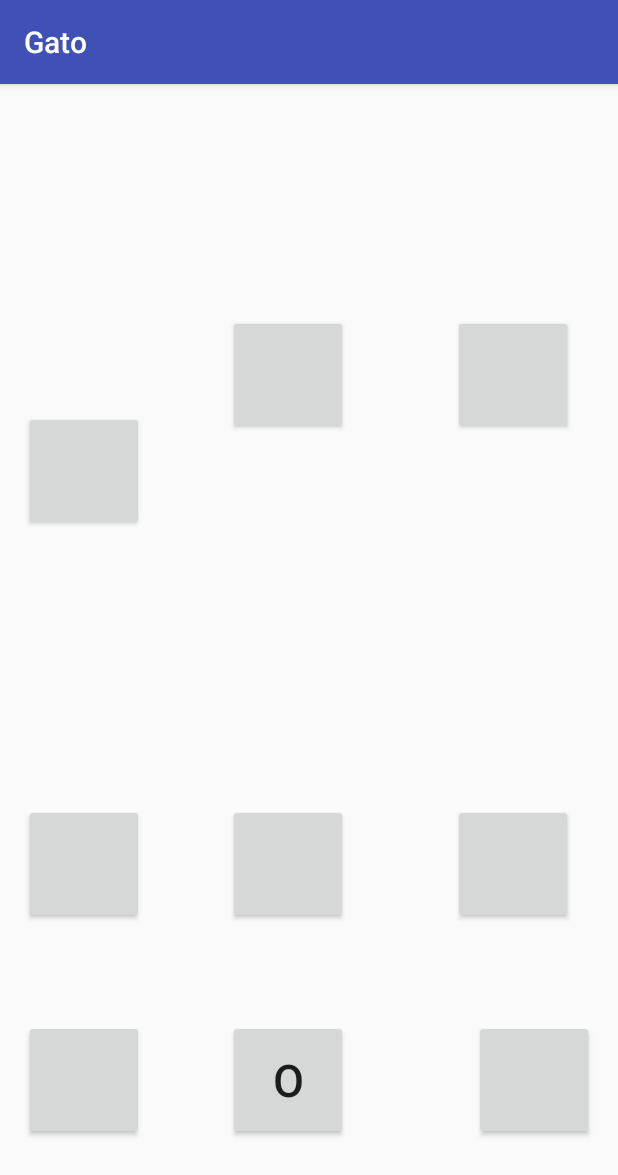
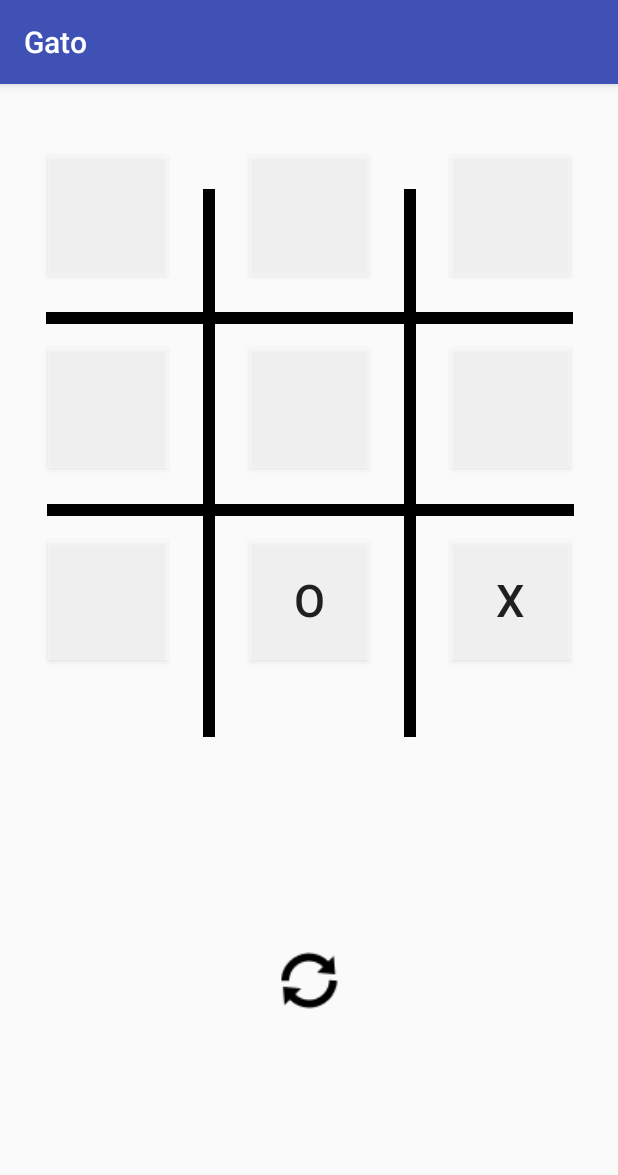
Before and after one commit to Oscar101019/Laboratorio-0, an Android app: the screen it shows after launch (MainActivity), after a tap on an icon or button, on a phone screen of 412 x 824 dp. Shown: the top 1175 px of the screen. Run offline under Robolectric (Android 15) with nearby library versions, the phone set to English and light mode, and no system bars; 2 other taps on this screen came first.

Commit message:
Gato version 2.0

```diff
--- a/app/src/main/java/com/example/oscar/gato/MainActivity.java
+++ b/app/src/main/java/com/example/oscar/gato/MainActivity.java
@@ -4,13 +4,13 @@ import android.support.v7.app.AppCompatActivity;
 import android.os.Bundle;
 import android.view.View;
 import android.widget.Button;
-import android.widget.EditText;
+import android.widget.TextView;
 
 public class MainActivity extends AppCompatActivity {
 
-    Button button,button2,button3,button4,button5,button6,button7,button8;
-
-    int contador=1;
+    Button button,button2,button3,button4,button5,button6,button7,button8,button9,refresh;
+    TextView textView;
+    int contador=2;
 
     @Override
     protected void onCreate(Bundle savedInstanceState) {
@@ -25,189 +25,193 @@ public class MainActivity extends AppCompatActivity {
         button6 = (Button)findViewById(R.id.button6);
         button7 = (Button)findViewById(R.id.button7);
         button8 = (Button)findViewById(R.id.button8);
+        button9 = (Button)findViewById(R.id.button9);
+        refresh = (Button)findViewById(R.id.nuevo);
+        refresh.setEnabled(false);
 
+        button.setOnClickListener(new View.OnClickListener() {
 
-        if(contador%2==0){
-            if(button.getText().equals("")) {
-                button.setOnClickListener(new View.OnClickListener() {
             @Override
-                    public void onClick(View v) {
-                        button.setText("X");
-                        contador++;
+            public void onClick(View view) {
+                imprimir(button);
+                quienGana(button,button2,button3,button4,button5,button6, button7,button8,button9);
+            }
+        });
+
+        button2.setOnClickListener(new View.OnClickListener() {
+
+            @Override
+            public void onClick(View view) {
+                imprimir(button2);
+                quienGana(button,button2,button3,button4,button5,button6, button7,button8,button9);
+            }
+        });
+
+        button3.setOnClickListener(new View.OnClickListener() {
+
+            @Override
+            public void onClick(View view) {
+                imprimir(button3);
+                quienGana(button,button2,button3,button4,button5,button6, button7,button8,button9);
+            }
+        });
+
+        button4.setOnClickListener(new View.OnClickListener() {
+
+            @Override
+            public void onClick(View view) {
+                imprimir(button4);
+                quienGana(button,button2,button3,button4,button5,button6, button7,button8,button9);
+            }
+        });
+
+        button5.setOnClickListener(new View.OnClickListener() {
+
+            @Override
+            public void onClick(View view) {
+                imprimir(button5);
+                quienGana(button,button2,button3,button4,button5,button6, button7,button8,button9);
+            }
+        });
+
+        button6.setOnClickListener(new View.OnClickListener() {
+
+            @Override
+            public void onClick(View view) {
+                imprimir(button6);
+                quienGana(button,button2,button3,button4,button5,button6, button7,button8,button9);
             }
 
         });
+
+        button7.setOnClickListener(new View.OnClickListener() {
+
+            @Override
+            public void onClick(View view) {
+                imprimir(button7);
+                quienGana(button,button2,button3,button4,button5,button6, button7,button8,button9);
             }
+        });
 
-            if(button2.getText().equals("")) {
-                button2.setOnClickListener(new View.OnClickListener() {
+        button8.setOnClickListener(new View.OnClickListener() {
+
             @Override
-                    public void onClick(View v) {
-                        button2.setText("X");
-                        contador++;
+            public void onClick(View view) {
+                imprimir(button8);
+                quienGana(button,button2,button3,button4,button5,button6, button7,button8,button9);
             }
+        });
 
+        button9.setOnClickListener(new View.OnClickListener() {
+
+            @Override
+            public void onClick(View view) {
+                imprimir(button9);
+                quienGana(button,button2,button3,button4,button5,button6, button7,button8,button9);
+            }
         });
+
+        refresh.setOnClickListener(new View.OnClickListener() {
+
+            @Override
+            public void onClick(View view) {
+                button.setText("");
+                button2.setText("");
+                button3.setText("");
+                button4.setText("");
+                button5.setText("");
+                button6.setText("");
+                button7.setText("");
+                button8.setText("");
+                button9.setText("");
+                textView.setText("");
+                refresh.setEnabled(false);
+                button.setEnabled(true);
+                button2.setEnabled(true);
+                button3.setEnabled(true);
+                button4.setEnabled(true);
+                button5.setEnabled(true);
+                button6.setEnabled(true);
+                button7.setEnabled(true);
+                button8.setEnabled(true);
+                button9.setEnabled(true);
             }
+        });
 
-            if(button3.getText().equals("")) {
-                button3.setOnClickListener(new View.OnClickListener() {
-                    @Override
-                    public void onClick(View v) {
-                        button3.setText("X");
-                        contador++;
-                    }
 
-                });
-            }
 
-            if(button4.getText().equals("")) {
-                button4.setOnClickListener(new View.OnClickListener() {
-                    @Override
-                    public void onClick(View v) {
-                        button4.setText("X");
-                        contador++;
-                    }
-
-                });
-            }
-
-            if(button5.getText().equals("")) {
-                button5.setOnClickListener(new View.OnClickListener() {
-                    @Override
-                    public void onClick(View v) {
-                        button5.setText("X");
-                        contador++;
-                    }
-
-                });
-            }
-
-            if(button6.getText().equals("")) {
-                button6.setOnClickListener(new View.OnClickListener() {
-                    @Override
-                    public void onClick(View v) {
-                        button6.setText("X");
-                        contador++;
-                    }
-
-                });
-            }
-
-            if(button7.getText().equals("")) {
-                button7.setOnClickListener(new View.OnClickListener() {
-                    @Override
-                    public void onClick(View v) {
-                        button7.setText("X");
-                        contador++;
-                    }
-
-                });
-            }
-
-            if(button8.getText().equals("")) {
-                button8.setOnClickListener(new View.OnClickListener() {
-                    @Override
-                    public void onClick(View v) {
-                        button8.setText("X");
-                        contador++;
-                    }
-
-                });
     }
 
 
-        }else{
-            if(button.getText().equals("")) {
-                button.setOnClickListener(new View.OnClickListener() {
-                    @Override
-                    public void onClick(View v) {
-                        button.setText("O");
-                        contador++;
+
+    public boolean esVacio(Button boton){
+        if(boton.getText().equals("")){
+            return true;
+        }
+        return false;
     }
 
-                });
+
+    public void imprimir(Button boton){
+        if(esVacio(boton)){
+            if(contador==2){
+                boton.setText("X");
+                contador=1;
+            }else{
+                boton.setText("O");
+                contador=2;
             }
 
-            if(button2.getText().equals("")) {
-                button2.setOnClickListener(new View.OnClickListener() {
-                    @Override
-                    public void onClick(View v) {
-                        button2.setText("O");
-                        contador++;
         }
 
-                });
     }
 
-            if(button3.getText().equals("")) {
-                button3.setOnClickListener(new View.OnClickListener() {
-                    @Override
-                    public void onClick(View v) {
-                        button3.setText("O");
-                        contador++;
+    public void quienGana(Button boton, Button boton2, Button boton3, Button boton4, Button boton5, Button boton6, Button boton7, Button boton8, Button boton9){
+        if(boton.getText().toString()=="X" && boton2.getText().toString()=="X" && boton3.getText().toString()=="X" ||
+        boton4.getText().toString()=="X" && boton5.getText().toString()=="X" && boton6.getText().toString()=="X" ||
+        boton7.getText().toString()=="X" && boton8.getText().toString()=="X" && boton9.getText().toString()=="X" ||
+        boton.getText().toString()=="X" && boton4.getText().toString()=="X" && boton7.getText().toString()=="X" ||
+        boton2.getText().toString()=="X" && boton5.getText().toString()=="X" && boton8.getText().toString()=="X" ||
+        boton3.getText().toString()=="X" && boton6.getText().toString()=="X" && boton9.getText().toString()=="X" ||
+        boton.getText().toString()=="X" && boton5.getText().toString()=="X" && boton9.getText().toString()=="X" ||
+        boton3.getText().toString()=="X" && boton5.getText().toString()=="X" && boton7.getText().toString()=="X" ){
+            textView=(TextView) findViewById(R.id.textView);
+            textView.setText("El ganador es el jugador 1");
+            refresh.setEnabled(true);
+            button.setEnabled(false);
+            button2.setEnabled(false);
+            button3.setEnabled(false);
+            button4.setEnabled(false);
+            button5.setEnabled(false);
+            button6.setEnabled(false);
+            button7.setEnabled(false);
+            button8.setEnabled(false);
+            button9.setEnabled(false);
         }
-
-                });
-            }
-
-            if(button4.getText().equals("")) {
-                button4.setOnClickListener(new View.OnClickListener() {
-                    @Override
-                    public void onClick(View v) {
-                        button4.setText("O");
-                        contador++;
-                    }
-
-                });
-            }
-
-            if(button5.getText().equals("")) {
-                button5.setOnClickListener(new View.OnClickListener() {
-                    @Override
-                    public void onClick(View v) {
-                        button5.setText("O");
-                        contador++;
-                    }
-
-                });
-            }
-
-            if(button6.getText().equals("")) {
-                button6.setOnClickListener(new View.OnClickListener() {
-                    @Override
-                    public void onClick(View v) {
-                        button6.setText("O");
-                        contador++;
-                    }
-
-                });
-            }
-
-            if(button7.getText().equals("")) {
-                button7.setOnClickListener(new View.OnClickListener() {
-                    @Override
-                    public void onClick(View v) {
-                        button7.setText("O");
-                        contador++;
-                    }
-
-                });
-            }
-
-            if(button8.getText().equals("")) {
-                button8.setOnClickListener(new View.OnClickListener() {
-                    @Override
-                    public void onClick(View v) {
-                        button8.setText("O");
-                        contador++;
-                    }
-
-                });
-            }
+        else if(boton.getText().toString()=="O" && boton2.getText().toString()=="O" && boton3.getText().toString()=="O" ||
+                boton4.getText().toString()=="O" && boton5.getText().toString()=="O" && boton6.getText().toString()=="O" ||
+                boton7.getText().toString()=="O" && boton8.getText().toString()=="O" && boton9.getText().toString()=="O" ||
+                boton.getText().toString()=="O" && boton4.getText().toString()=="O" && boton7.getText().toString()=="O" ||
+                boton2.getText().toString()=="O" && boton5.getText().toString()=="O" && boton8.getText().toString()=="O" ||
+                boton3.getText().toString()=="O" && boton6.getText().toString()=="O" && boton9.getText().toString()=="O" ||
+                boton.getText().toString()=="O" && boton5.getText().toString()=="O" && boton9.getText().toString()=="O" ||
+                boton3.getText().toString()=="O" && boton5.getText().toString()=="O" && boton7.getText().toString()=="O" ){
+            textView=(TextView) findViewById(R.id.textView);
+            textView.setText("El ganador es el jugador 2");
+            refresh.setEnabled(true);
+            button.setEnabled(false);
+            button2.setEnabled(false);
+            button3.setEnabled(false);
+            button4.setEnabled(false);
+            button5.setEnabled(false);
+            button6.setEnabled(false);
+            button7.setEnabled(false);
+            button8.setEnabled(false);
+            button9.setEnabled(false);
         }
 
     }
 
 
+
 }
--- a/app/src/main/res/layout/activity_main.xml
+++ b/app/src/main/res/layout/activity_main.xml
@@ -4,13 +4,15 @@
     xmlns:tools="http://schemas.android.com/tools"
     android:layout_width="match_parent"
     android:layout_height="match_parent"
-    tools:context="com.example.oscar.gato.MainActivity">
+    tools:context="com.example.oscar.gato.MainActivity"
+    tools:layout_editor_absoluteY="81dp">
 
     <Button
         android:id="@+id/button9"
         android:layout_width="80dp"
         android:layout_height="80dp"
-        android:layout_marginEnd="16dp"
+        android:layout_marginEnd="32dp"
+        android:background="@android:drawable/screen_background_light_transparent"
         android:textSize="30sp"
         app:layout_constraintBottom_toBottomOf="@+id/button8"
         app:layout_constraintEnd_toEndOf="parent" />
@@ -19,70 +21,78 @@
         android:id="@+id/button8"
         android:layout_width="80dp"
         android:layout_height="80dp"
-        android:layout_marginStart="56dp"
+        android:layout_marginEnd="8dp"
+        android:layout_marginStart="8dp"
+        android:layout_marginTop="48dp"
+        android:background="@android:drawable/screen_background_light_transparent"
         android:textSize="30sp"
-        app:layout_constraintBottom_toBottomOf="@+id/button7"
-        app:layout_constraintStart_toEndOf="@+id/button7" />
+        app:layout_constraintEnd_toStartOf="@+id/button9"
+        app:layout_constraintStart_toEndOf="@+id/button7"
+        app:layout_constraintTop_toBottomOf="@+id/button5" />
 
     <Button
         android:id="@+id/button7"
         android:layout_width="80dp"
         android:layout_height="80dp"
-        android:layout_marginBottom="64dp"
-        android:layout_marginStart="16dp"
+        android:layout_marginStart="32dp"
+        android:background="@android:drawable/screen_background_light_transparent"
         android:textSize="30sp"
-        app:layout_constraintBottom_toBottomOf="parent"
+        app:layout_constraintBottom_toBottomOf="@+id/button8"
         app:layout_constraintStart_toStartOf="parent" />
 
     <Button
         android:id="@+id/button6"
         android:layout_width="80dp"
         android:layout_height="80dp"
-        android:layout_marginBottom="64dp"
-        android:layout_marginStart="16dp"
+        android:layout_marginEnd="32dp"
+        android:background="@android:drawable/screen_background_light_transparent"
         android:textSize="30sp"
-        app:layout_constraintBottom_toTopOf="@+id/button7"
-        app:layout_constraintStart_toStartOf="parent" />
+        app:layout_constraintBottom_toBottomOf="@+id/button5"
+        app:layout_constraintEnd_toEndOf="parent" />
 
     <Button
         android:id="@+id/button5"
         android:layout_width="80dp"
         android:layout_height="80dp"
-        android:layout_marginStart="56dp"
+        android:layout_marginEnd="8dp"
+        android:layout_marginStart="8dp"
+        android:layout_marginTop="48dp"
+        android:background="@android:drawable/screen_background_light_transparent"
         android:textSize="30sp"
-        app:layout_constraintBottom_toBottomOf="@+id/button6"
-        app:layout_constraintStart_toEndOf="@+id/button6" />
+        app:layout_constraintEnd_toStartOf="@+id/button6"
+        app:layout_constraintStart_toEndOf="@+id/button4"
+        app:layout_constraintTop_toBottomOf="@+id/button2" />
 
     <Button
         android:id="@+id/button4"
         android:layout_width="80dp"
         android:layout_height="80dp"
-        android:layout_marginEnd="16dp"
-        android:layout_marginStart="56dp"
+        android:layout_marginStart="32dp"
+        android:background="@android:drawable/screen_background_light_transparent"
         android:textSize="30sp"
         app:layout_constraintBottom_toBottomOf="@+id/button5"
-        app:layout_constraintEnd_toEndOf="parent"
-        app:layout_constraintStart_toEndOf="@+id/button5" />
+        app:layout_constraintStart_toStartOf="parent" />
 
     <Button
         android:id="@+id/button3"
         android:layout_width="80dp"
         android:layout_height="80dp"
-        android:layout_marginEnd="16dp"
-        android:layout_marginStart="56dp"
+        android:layout_marginEnd="32dp"
+        android:background="@android:drawable/screen_background_light_transparent"
         android:textSize="30sp"
         app:layout_constraintBottom_toBottomOf="@+id/button2"
-        app:layout_constraintEnd_toEndOf="parent"
-        app:layout_constraintStart_toEndOf="@+id/button2" />
+        app:layout_constraintEnd_toEndOf="parent" />
 
     <Button
         android:id="@+id/button2"
         android:layout_width="80dp"
         android:layout_height="80dp"
-        android:layout_marginStart="56dp"
-        android:layout_marginTop="90dp"
+        android:layout_marginEnd="8dp"
+        android:layout_marginStart="8dp"
+        android:layout_marginTop="48dp"
+        android:background="@android:drawable/screen_background_light_transparent"
         android:textSize="30sp"
-        app:layout_constraintBottom_toBottomOf="@+id/button"
+        app:layout_constraintEnd_toStartOf="@+id/button3"
         app:layout_constraintStart_toEndOf="@+id/button"
         app:layout_constraintTop_toTopOf="parent" />
 
@@ -90,11 +100,95 @@
         android:id="@+id/button"
         android:layout_width="80dp"
         android:layout_height="80dp"
-        android:layout_marginBottom="64dp"
+        android:layout_marginStart="32dp"
+        android:background="@android:drawable/screen_background_light_transparent"
+        android:textSize="30sp"
+        app:layout_constraintBottom_toBottomOf="@+id/button2"
+        app:layout_constraintStart_toStartOf="parent" />
+
+    <TextView
+        android:id="@+id/textView"
+        android:layout_width="356dp"
+        android:layout_height="43dp"
+        android:layout_marginEnd="16dp"
         android:layout_marginStart="16dp"
-        android:layout_marginTop="100dp"
-        android:textSize="30sp"
-        app:layout_constraintBottom_toTopOf="@+id/button6"
+        android:layout_marginTop="8dp"
+        android:textAlignment="center"
+        android:textSize="18sp"
+        app:layout_constraintEnd_toEndOf="parent"
         app:layout_constraintStart_toStartOf="parent"
-        app:layout_constraintTop_toTopOf="parent" />
+        app:layout_constraintTop_toBottomOf="@+id/button8" />
+
+    <Button
+        android:id="@+id/nuevo"
+        android:layout_width="50dp"
+        android:layout_height="50dp"
+        android:layout_marginBottom="16dp"
+        android:layout_marginEnd="148dp"
+        android:layout_marginStart="148dp"
+        android:layout_marginTop="8dp"
+        android:background="@android:drawable/ic_popup_sync"
+        android:backgroundTint="@android:color/black"
+        android:enabled="false"
+        android:textAlignment="center"
+        app:layout_constraintBottom_toBottomOf="parent"
+        app:layout_constraintEnd_toEndOf="parent"
+        app:layout_constraintStart_toStartOf="parent"
+        app:layout_constraintTop_toBottomOf="@+id/textView" />
+
+    <TextView
+        android:id="@+id/textView2"
+        android:layout_width="8dp"
+        android:layout_height="365dp"
+        android:layout_marginBottom="8dp"
+        android:layout_marginEnd="8dp"
+        android:layout_marginStart="8dp"
+        android:layout_marginTop="8dp"
+        android:background="@android:color/black"
+        app:layout_constraintBottom_toBottomOf="parent"
+        app:layout_constraintEnd_toStartOf="@+id/button6"
+        app:layout_constraintStart_toEndOf="@+id/button5"
+        app:layout_constraintTop_toTopOf="parent"
+        app:layout_constraintVertical_bias="0.16000003" />
+
+    <TextView
+        android:id="@+id/textView3"
+        android:layout_width="8dp"
+        android:layout_height="365dp"
+        android:layout_marginBottom="8dp"
+        android:layout_marginEnd="8dp"
+        android:layout_marginStart="8dp"
+        android:layout_marginTop="8dp"
+        android:background="@android:color/black"
+        android:backgroundTint="@android:color/background_dark"
+        app:layout_constraintBottom_toBottomOf="parent"
+        app:layout_constraintEnd_toStartOf="@+id/button5"
+        app:layout_constraintStart_toEndOf="@+id/button4"
+        app:layout_constraintTop_toTopOf="parent"
+        app:layout_constraintVertical_bias="0.16000003" />
+
+    <TextView
+        android:id="@+id/textView4"
+        android:layout_width="351dp"
+        android:layout_height="8dp"
+        android:layout_marginBottom="16dp"
+        android:layout_marginEnd="8dp"
+        android:layout_marginStart="8dp"
+        android:background="@android:color/black"
+        app:layout_constraintBottom_toTopOf="@+id/button5"
+        app:layout_constraintEnd_toEndOf="parent"
+        app:layout_constraintStart_toStartOf="parent" />
+
+    <TextView
+        android:id="@+id/textView5"
+        android:layout_width="351dp"
+        android:layout_height="8dp"
+        android:layout_marginBottom="16dp"
+        android:layout_marginEnd="8dp"
+        android:layout_marginStart="8dp"
+        android:background="@android:color/black"
+        app:layout_constraintBottom_toTopOf="@+id/button8"
+        app:layout_constraintEnd_toEndOf="parent"
+        app:layout_constraintHorizontal_bias="0.529"
+        app:layout_constraintStart_toStartOf="parent" />
 </android.support.constraint.ConstraintLayout>
```
Lines whose indentation alone changed are shown as unchanged.
